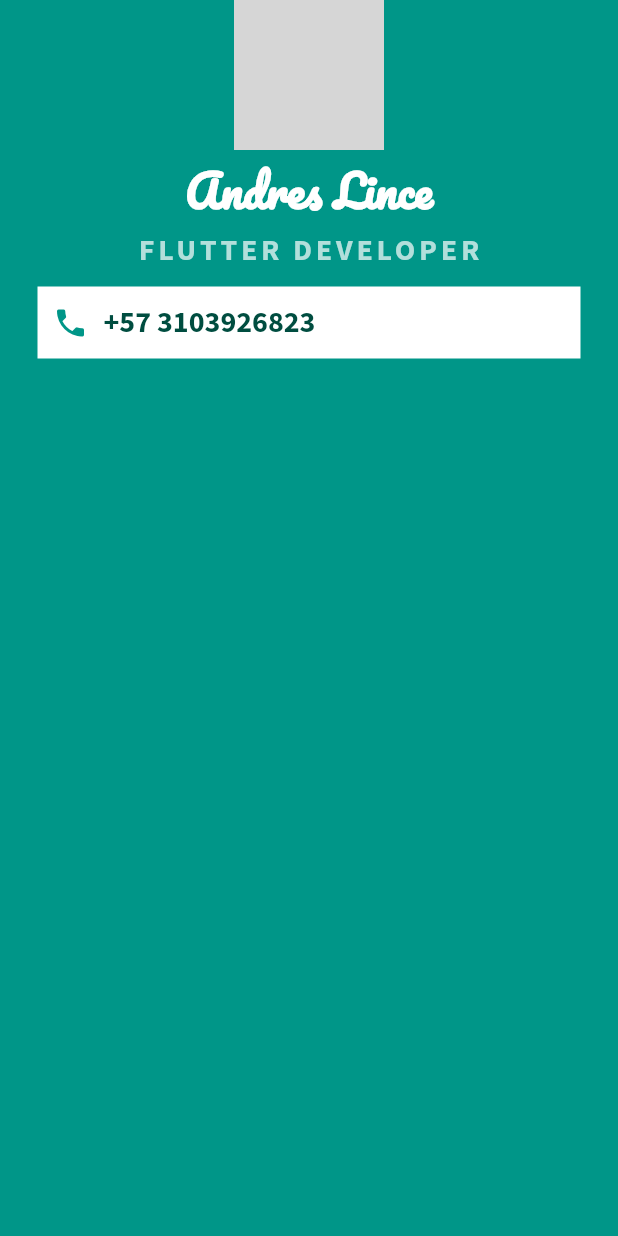
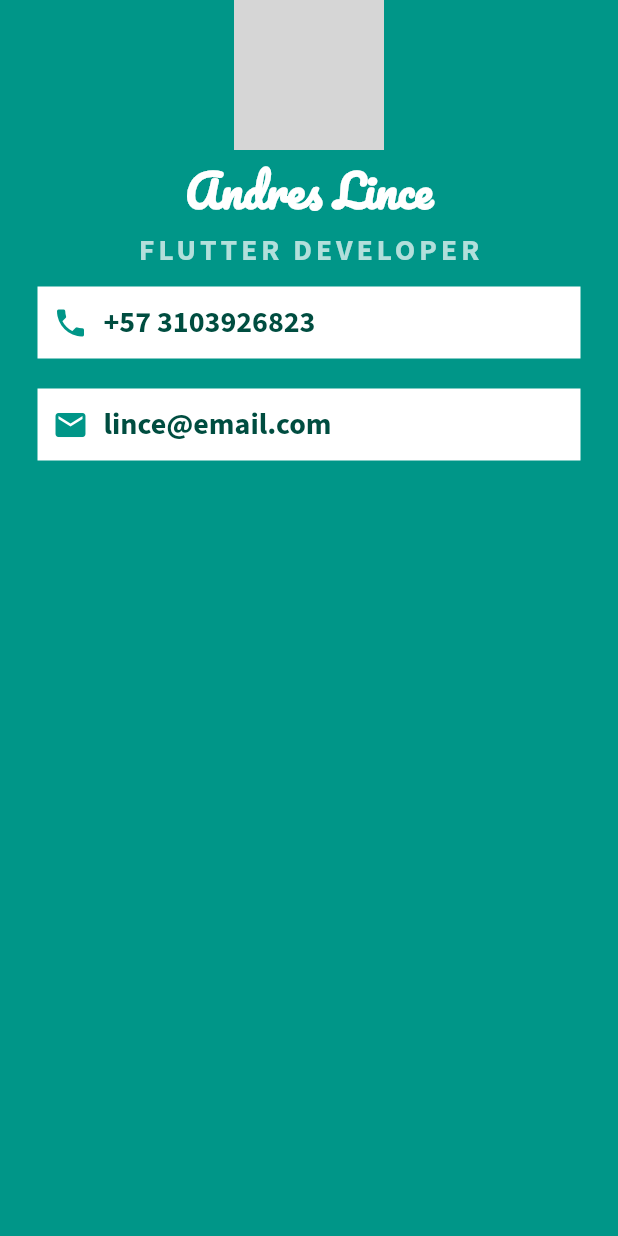
Before and after one commit to AndresLince/my_card_flutter, a Flutter app: the screen it shows after launch, on a phone screen of 412 x 824 dp. Run offline on Flutter 3.47's test engine with Material 2 defaults, Android fonts, the phone set to English and light mode, and no system bars; grey boxes are pictures that could not be loaded.

Commit message:
Add email container

```diff
--- a/lib/main.dart
+++ b/lib/main.dart
@@ -56,6 +56,27 @@ class MyApp extends StatelessWidget {
                   )
                 ],
               ),
+            ),
+            Container(
+              color: Colors.white,
+              padding: const EdgeInsets.all(10),
+              margin: const EdgeInsets.symmetric(vertical: 10, horizontal: 25),
+              child: Row(
+                children: [
+                  const Icon(Icons.email, color: Colors.teal),
+                  const SizedBox(
+                    width: 10,
+                  ),
+                  Text(
+                    'lince@email.com',
+                    style: TextStyle(
+                        fontFamily: 'SourceSans',
+                        color: Colors.teal.shade900,
+                        fontSize: 20,
+                        fontWeight: FontWeight.bold),
+                  )
+                ],
+              ),
             )
           ],
         ),
```
